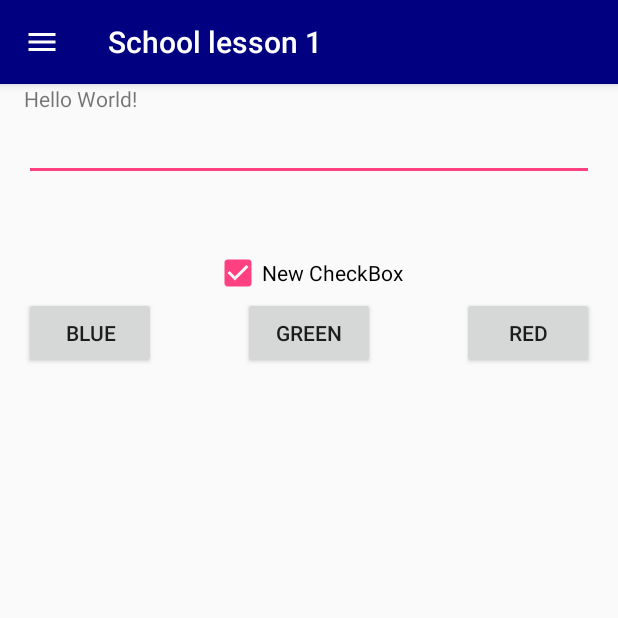
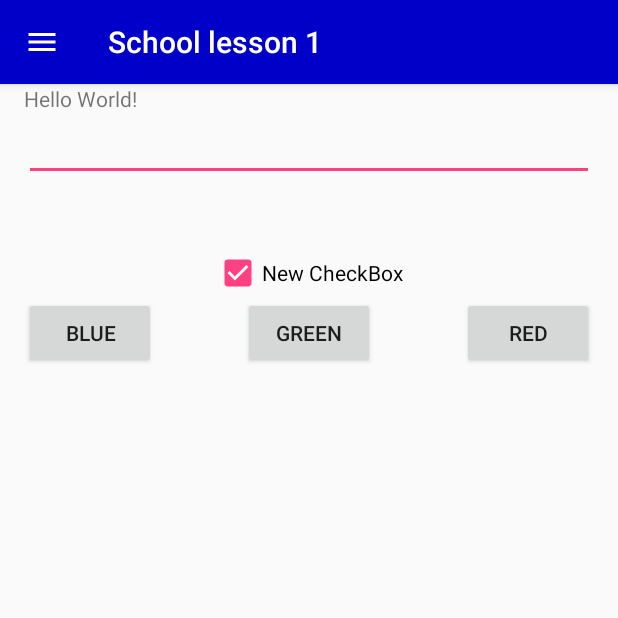
Before and after one commit to Alexander-44/School-SoftDesign, an Android app: the screen it shows after launch (MainActivity), after a tap on "BLUE", on a phone screen of 412 x 824 dp, the top half of it. Run offline under Robolectric (Android 15) with nearby library versions, the phone set to English and light mode, and no system bars; 1 other tap on this screen came first.

Commit message:
+Сохранение цветов при изменении конф.устройства *исправлен выбор цвета

```diff
--- a/app/build.gradle
+++ b/app/build.gradle
@@ -6,7 +6,7 @@ android {
 
     defaultConfig {
         applicationId "com.softdesign.school"
-        minSdkVersion 21
+        minSdkVersion 15
         targetSdkVersion 23
         versionCode 1
         versionName "1.0"
--- a/app/src/main/java/com/softdesign/school/MainActivity.java
+++ b/app/src/main/java/com/softdesign/school/MainActivity.java
@@ -1,8 +1,8 @@
 package com.softdesign.school;
 
-import android.content.res.Resources;
-import android.graphics.Color;
+import android.graphics.drawable.ColorDrawable;
 import android.os.Build;
+import android.support.v7.app.ActionBar;
 import android.support.v7.app.AppCompatActivity;
 import android.os.Bundle;
 import android.support.v7.widget.Toolbar;
@@ -17,12 +17,13 @@ import android.widget.Toast;
 
 import com.softdesign.school.utils.Lg;
 
-import static android.graphics.Color.*;
 
 public class MainActivity extends AppCompatActivity implements View.OnClickListener{
 
 
     public static final String VISIBLE_KEY = "visible";
+    public static final String TOOLBAR_COLOR_KEY = "toolbar_color_key";
+    public static final String STATUSBAR_COLOR_KEY = "statusbar_color_key";
 
     private CheckBox mCheckBox;
     private EditText mEditText;
@@ -31,6 +32,8 @@ public class MainActivity extends AppCompatActivity implements View.OnClickListe
     private Button mButtonGreen;
     private Button mButtonRed;
     private Toolbar mToolbar;
+    private int mToolbarColor;
+    private int mStatusbarColor;
    @Override
     protected void onCreate(Bundle savedInstanceState) {
         super.onCreate(savedInstanceState);
@@ -41,30 +44,41 @@ public class MainActivity extends AppCompatActivity implements View.OnClickListe
 
         mCheckBox = (CheckBox) findViewById(R.id.checkBox);
         mCheckBox.setOnClickListener(this);
-
         mEditText = (EditText) findViewById(R.id.editText);
         mEditText2 = (EditText) findViewById(R.id.editText2);
         mToolbar = (Toolbar) findViewById(R.id.toolbar);
         mButtonBlue = (Button) findViewById(R.id.btn_blue);
+        mButtonGreen = (Button) findViewById(R.id.btn_green);
+        mButtonRed = (Button) findViewById(R.id.btn_red);
         mButtonBlue.setOnClickListener(this);
-        mButtonGreen = (Button) findViewById(R.id.btn_green);
         mButtonGreen.setOnClickListener(this);
-        mButtonRed = (Button) findViewById(R.id.btn_red);
         mButtonRed.setOnClickListener(this);
 
-        setupToolbar();
+       mToolbarColor = this.getResources().getColor(R.color.colorPrimary);
+       mStatusbarColor = this.getResources().getColor(R.color.colorPrimaryDark);
+       changeColor(mToolbarColor, mStatusbarColor);
 
+       setupToolbar();
    }
 
+
+    /**
+     * Инициализирует toolbar
+     */
     private void setupToolbar(){
         setSupportActionBar(mToolbar);
-        android.support.v7.app.ActionBar actionBar = getSupportActionBar();
+        ActionBar actionBar = getSupportActionBar();
         if (actionBar != null){
             actionBar.setHomeAsUpIndicator(R.drawable.ic_menu_24dp);
             actionBar.setDisplayHomeAsUpEnabled(true);
         }
     }
 
+    /**
+     *
+     * @param item
+     * @return
+     */
     @Override
     public boolean onOptionsItemSelected(MenuItem item) {
         if(item.getItemId()==android.R.id.home){
@@ -73,6 +87,10 @@ public class MainActivity extends AppCompatActivity implements View.OnClickListe
         return super.onOptionsItemSelected(item);
     }
 
+    /**
+     * Обрабатывает нажатия
+     * @param v
+     */
     @Override
     public void onClick(View v) {
         int id = v.getId();
@@ -86,46 +104,42 @@ public class MainActivity extends AppCompatActivity implements View.OnClickListe
                 }
                 break;
             case R.id.btn_blue:
-                mToolbar.setBackgroundResource(R.color.blue);
-                if (Build.VERSION.SDK_INT >= Build.VERSION_CODES.LOLLIPOP) {
-                    Window window = this.getWindow();
-                 //   window.clearFlags(WindowManager.LayoutParams.FLAG_TRANSLUCENT_STATUS);
-                 //   window.addFlags(WindowManager.LayoutParams.FLAG_FULLSCREEN);
-                    window.setStatusBarColor(parseColor("#002137"));
-                    window.setStatusBarColor(RED);
-                    window.setStatusBarColor(Color.RED);
-                    window.setStatusBarColor(this.getResources().getColor(R.color.green));
-                 //   window.setStatusBarColor(this.getResources().getColor(R.color.green,this.getTheme()));
-                }
+                mToolbarColor = this.getResources().getColor(R.color.blue);
+                mStatusbarColor = this.getResources().getColor(R.color.dark_blue);
+                changeColor(mToolbarColor, mStatusbarColor);
                 break;
             case R.id.btn_green:
-                mToolbar.setBackgroundResource(R.color.green);
-                if (Build.VERSION.SDK_INT >= Build.VERSION_CODES.LOLLIPOP) {
-                    Window window = this.getWindow();
-                    window.clearFlags(WindowManager.LayoutParams.FLAG_TRANSLUCENT_STATUS);
-                    window.addFlags(WindowManager.LayoutParams.FLAG_DRAWS_SYSTEM_BAR_BACKGROUNDS);
-                    window.setStatusBarColor(this.getResources().getColor(android.R.color.holo_green_dark));
-
-
-                }
+                mToolbarColor = this.getResources().getColor(R.color.green);
+                mStatusbarColor = this.getResources().getColor(R.color.dark_green);
+                changeColor(mToolbarColor, mStatusbarColor);
                 break;
             case R.id.btn_red:
-                mToolbar.setBackgroundResource(R.color.red);
-                if (Build.VERSION.SDK_INT >= Build.VERSION_CODES.LOLLIPOP) {
-                    Window window = this.getWindow();
-                    window.clearFlags(WindowManager.LayoutParams.FLAG_TRANSLUCENT_STATUS);
-                    window.addFlags(WindowManager.LayoutParams.FLAG_DRAWS_SYSTEM_BAR_BACKGROUNDS);
-                    window.setStatusBarColor(parseColor("#8b0000"));
-                }
+                mToolbarColor = this.getResources().getColor(R.color.red);
+                mStatusbarColor = this.getResources().getColor(R.color.dark_red);
+                changeColor(mToolbarColor, mStatusbarColor);
                 break;
         }
     }
 
+    /**
+     * Меняет цвет у toolbar and statusbar
+     * @param toolbarColor
+     * @param statusbarColor
+     */
+    private void changeColor(int toolbarColor, int statusbarColor){
+        mToolbar.setBackgroundColor(toolbarColor);
+        if (Build.VERSION.SDK_INT >= Build.VERSION_CODES.LOLLIPOP) {
+            Window window = getWindow();
+            window.clearFlags(WindowManager.LayoutParams.FLAG_TRANSLUCENT_STATUS);
+            window.addFlags(WindowManager.LayoutParams.FLAG_DRAWS_SYSTEM_BAR_BACKGROUNDS);
+            getWindow().setStatusBarColor(statusbarColor);
+        }
+    }
 
     @Override
     protected void onStart() {
         super.onStart();
-        Lg.send_log(Lg.Loglvl.Info,this.getLocalClassName(), "Start");
+        Lg.send_log(Lg.Loglvl.Info, this.getLocalClassName(), "Start");
     }
 
     @Override
@@ -143,7 +157,7 @@ public class MainActivity extends AppCompatActivity implements View.OnClickListe
     @Override
     protected void onStop() {
         super.onStop();
-        Lg.send_log(Lg.Loglvl.Info,this.getLocalClassName(), "Stop");
+        Lg.send_log(Lg.Loglvl.Info, this.getLocalClassName(), "Stop");
     }
 
     @Override
@@ -162,7 +176,12 @@ public class MainActivity extends AppCompatActivity implements View.OnClickListe
     protected void onSaveInstanceState(Bundle outState) {
         super.onSaveInstanceState(outState);
         Lg.send_log(Lg.Loglvl.Info, this.getLocalClassName(), "onSaveInstanceState");
-        outState.putBoolean(VISIBLE_KEY,mEditText2.getVisibility()==View.VISIBLE);
+        outState.putBoolean(VISIBLE_KEY, mEditText2.getVisibility() == View.VISIBLE);
+            outState.putInt(TOOLBAR_COLOR_KEY, ((ColorDrawable) mToolbar.getBackground()).getColor());
+            if (Build.VERSION.SDK_INT >= Build.VERSION_CODES.LOLLIPOP) {
+                outState.putInt(STATUSBAR_COLOR_KEY, getWindow().getStatusBarColor());
+            }
+
     }
 
     @Override
@@ -171,6 +190,7 @@ public class MainActivity extends AppCompatActivity implements View.OnClickListe
         Lg.send_log(Lg.Loglvl.Info, this.getLocalClassName(), "onRestoreInstanceState");
         int visibleState =  savedInstanceState.getBoolean(VISIBLE_KEY) ? View.VISIBLE : View.INVISIBLE;
         mEditText2.setVisibility(visibleState);
+        changeColor(savedInstanceState.getInt(TOOLBAR_COLOR_KEY), savedInstanceState.getInt(STATUSBAR_COLOR_KEY));
 
     }
 }
--- a/app/src/main/res/values/colors.xml
+++ b/app/src/main/res/values/colors.xml
@@ -4,12 +4,12 @@
     <color name="colorPrimaryDark">#303F9F</color>
     <color name="colorAccent">#FF4081</color>
 
-    <color name="blue">#000080</color>
-    <color name="green">#008000</color>
-    <color name="red">#800000</color>
-    <color name="dark_blue">#002137</color>
-    <color name="dark_green">#013220</color>
-    <color name="dark_red">#8b0000</color>
+    <color name="blue">#0000c8</color>
+    <color name="green">#00c800</color>
+    <color name="red">#c80000</color>
+    <color name="dark_blue">#000064</color>
+    <color name="dark_green">#006400</color>
+    <color name="dark_red">#640000</color>
 
     <color name="icon_color">#ffffff</color>
 </resources>
```
Also changed, not shown: 1 other file.
